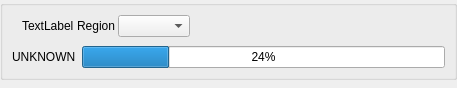
Qt form source/wnd/ui/motorstate.ui (ww4u/megarobostudio) before a commit.
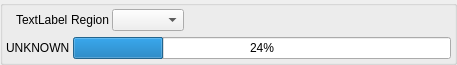
The same form after that commit. Icons and pictures are not drawn. Custom widgets are drawn as their Qt base class.

```diff
--- a/source/wnd/ui/motorstate.ui
+++ b/source/wnd/ui/motorstate.ui
@@ -7,7 +7,7 @@
     <x>0</x>
     <y>0</y>
     <width>457</width>
-    <height>88</height>
+    <height>64</height>
    </rect>
   </property>
   <property name="windowTitle">
@@ -18,7 +18,7 @@
     <number>0</number>
    </property>
    <property name="verticalSpacing">
-    <number>6</number>
+    <number>3</number>
    </property>
    <property name="leftMargin">
     <number>0</number>
@@ -38,6 +38,24 @@
       <string/>
      </property>
      <layout class="QFormLayout" name="formLayout_2">
+      <property name="horizontalSpacing">
+       <number>3</number>
+      </property>
+      <property name="verticalSpacing">
+       <number>3</number>
+      </property>
+      <property name="leftMargin">
+       <number>3</number>
+      </property>
+      <property name="topMargin">
+       <number>3</number>
+      </property>
+      <property name="rightMargin">
+       <number>3</number>
+      </property>
+      <property name="bottomMargin">
+       <number>3</number>
+      </property>
       <item row="0" column="0" colspan="2">
        <layout class="QHBoxLayout" name="horizontalLayout">
         <property name="spacing">
@@ -91,6 +109,13 @@
         <item>
          <widget class="ValueComboBox" name="cmbRegion"/>
         </item>
+        <item>
+         <widget class="QLabel" name="labelRunning">
+          <property name="text">
+           <string/>
+          </property>
+         </widget>
+        </item>
         <item>
          <spacer name="horizontalSpacer">
           <property name="orientation">
```
